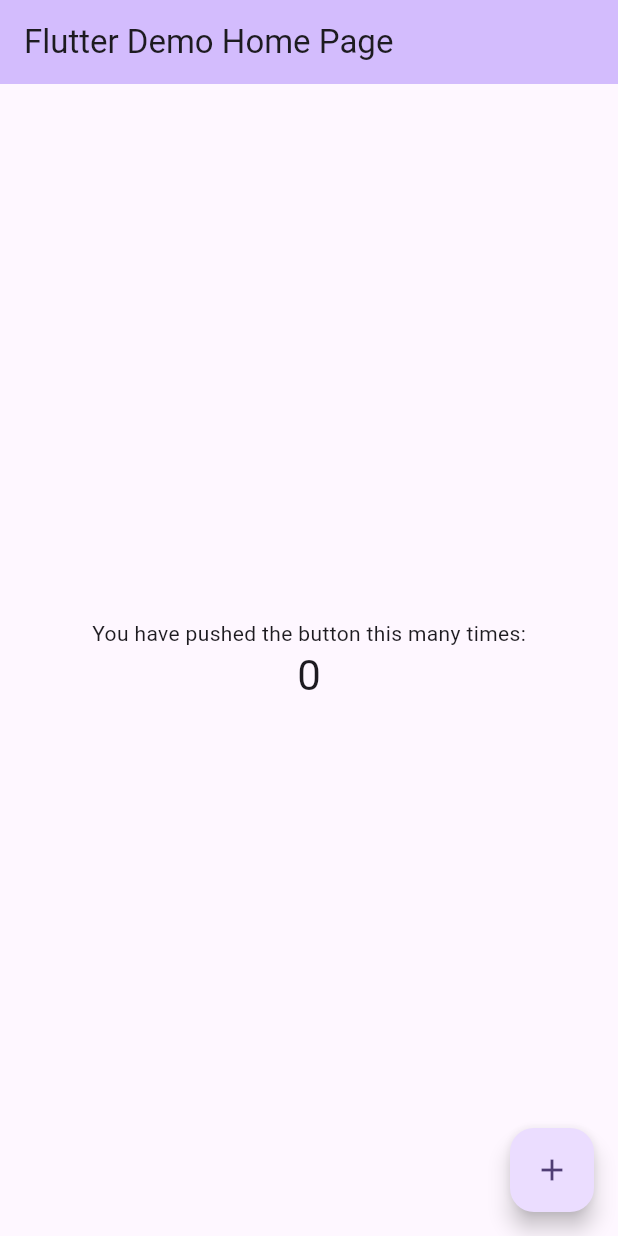
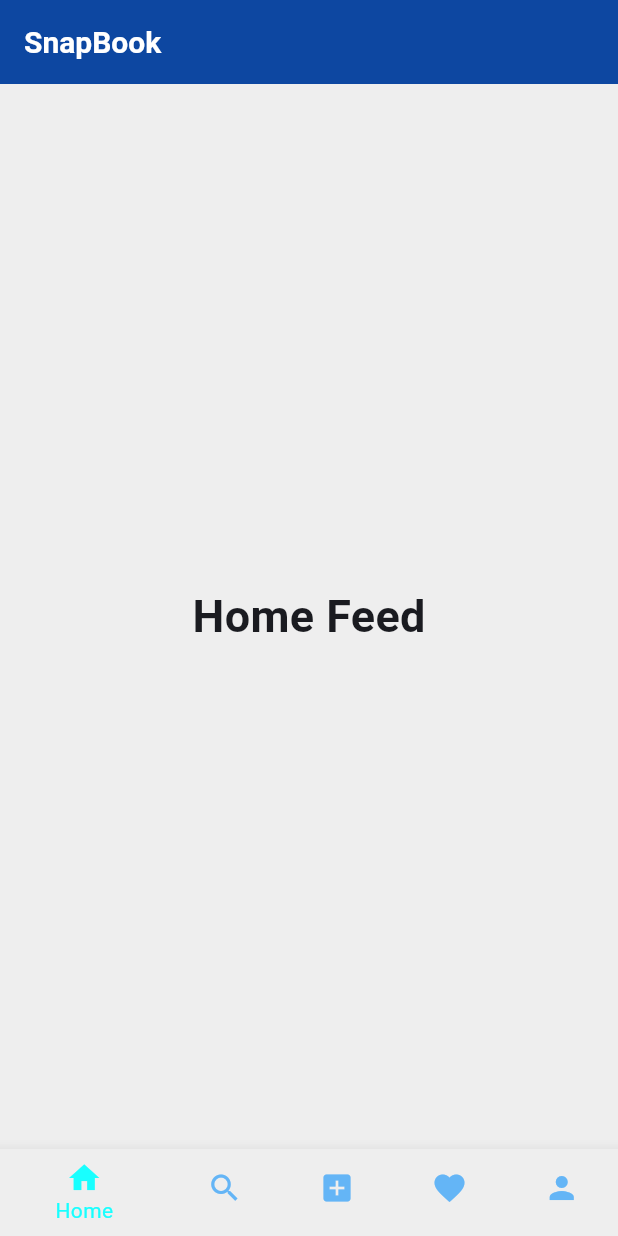
Before and after one commit to Eric-Mai-25/Snapbook, a Flutter app: the screen it shows after launch, on a phone screen of 412 x 824 dp. Run offline on Flutter 3.47's test engine with Material 3 defaults, Android fonts, the phone set to English and light mode, and no system bars.

Commit message:
nav bar buttons added

```diff
--- a/snap_book/lib/main.dart
+++ b/snap_book/lib/main.dart
@@ -7,46 +7,40 @@
 class MyApp extends StatelessWidget {
   const MyApp({super.key});
 
-  // This widget is the root of your application.
   @override
   Widget build(BuildContext context) {
     return MaterialApp(
-      title: 'Flutter Demo',
+      title: 'Snapbook',
       theme: ThemeData(
-        // This is the theme of your application.
-        //
-        // TRY THIS: Try running your application with "flutter run". You'll see
-        // the application has a purple toolbar. Then, without quitting the app,
-        // try changing the seedColor in the colorScheme below to Colors.green
-        // and then invoke "hot reload" (save your changes or press the "hot
-        // reload" button in a Flutter-supported IDE, or press "r" if you used
-        // the command line to start the app).
-        //
-        // Notice that the counter didn't reset back to zero; the application
-        // state is not lost during the reload. To reset the state, use hot
-        // restart instead.
-        //
-        // This works for code too, not just values: Most code changes can be
-        // tested with just a hot reload.
-        colorScheme: ColorScheme.fromSeed(seedColor: Colors.deepPurple),
-        useMaterial3: true,
+        colorScheme: ColorScheme.fromSeed(
+          seedColor: Colors.blue[900]!,
+          primary: Colors.blue[900]!,
+          secondary: Colors.cyanAccent,
+          surface: Colors.grey[200]!,
+        ),
+        useMaterial3: true, // Optional, for a modern UI look
+        scaffoldBackgroundColor: Colors.grey[200],
+        bottomNavigationBarTheme: BottomNavigationBarThemeData(
+          selectedItemColor: Colors.cyanAccent,
+          unselectedItemColor: Colors.blue[300],
+          backgroundColor: Colors.blue[900],
+        ),
+        appBarTheme: AppBarTheme(
+          backgroundColor: Colors.blue[900],
+          titleTextStyle: const TextStyle(
+            color: Colors.white,
+            fontSize: 20,
+            fontWeight: FontWeight.bold,
+          ),
+        ),
       ),
-      home: const MyHomePage(title: 'Flutter Demo Home Page'),
+      home: const MyHomePage(title: 'SnapBook'),
     );
   }
 }
 
 class MyHomePage extends StatefulWidget {
   const MyHomePage({super.key, required this.title});
-
-  // This widget is the home page of your application. It is stateful, meaning
-  // that it has a State object (defined below) that contains fields that affect
-  // how it looks.
-
-  // This class is the configuration for the state. It holds the values (in this
-  // case the title) provided by the parent (in this case the App widget) and
-  // used by the build method of the State. Fields in a Widget subclass are
-  // always marked "final".
 
   final String title;
 
@@ -55,71 +49,57 @@
 }
 
 class _MyHomePageState extends State<MyHomePage> {
-  int _counter = 0;
+  int _selectedIndex = 0;
 
-  void _incrementCounter() {
+  static const List<Widget> _widgetOptions = <Widget>[
+    Text('Home Feed', style: TextStyle(fontSize: 30, fontWeight: FontWeight.bold)),
+    Text('Search Feed', style: TextStyle(fontSize: 30, fontWeight: FontWeight.bold)),
+    Text('Add Content', style: TextStyle(fontSize: 30, fontWeight: FontWeight.bold)),
+    Text('Follow Feed', style: TextStyle(fontSize: 30, fontWeight: FontWeight.bold)),
+    Text('My Profile', style: TextStyle(fontSize: 30, fontWeight: FontWeight.bold)),
+  ];
+
+  void _onItemTapped(int index) {
     setState(() {
-      // This call to setState tells the Flutter framework that something has
-      // changed in this State, which causes it to rerun the build method below
-      // so that the display can reflect the updated values. If we changed
-      // _counter without calling setState(), then the build method would not be
-      // called again, and so nothing would appear to happen.
-      _counter++;
+      _selectedIndex = index;
     });
   }
 
   @override
   Widget build(BuildContext context) {
-    // This method is rerun every time setState is called, for instance as done
-    // by the _incrementCounter method above.
-    //
-    // The Flutter framework has been optimized to make rerunning build methods
-    // fast, so that you can just rebuild anything that needs updating rather
-    // than having to individually change instances of widgets.
     return Scaffold(
       appBar: AppBar(
-        // TRY THIS: Try changing the color here to a specific color (to
-        // Colors.amber, perhaps?) and trigger a hot reload to see the AppBar
-        // change color while the other colors stay the same.
-        backgroundColor: Theme.of(context).colorScheme.inversePrimary,
-        // Here we take the value from the MyHomePage object that was created by
-        // the App.build method, and use it to set our appbar title.
         title: Text(widget.title),
       ),
       body: Center(
-        // Center is a layout widget. It takes a single child and positions it
-        // in the middle of the parent.
-        child: Column(
-          // Column is also a layout widget. It takes a list of children and
-          // arranges them vertically. By default, it sizes itself to fit its
-          // children horizontally, and tries to be as tall as its parent.
-          //
-          // Column has various properties to control how it sizes itself and
-          // how it positions its children. Here we use mainAxisAlignment to
-          // center the children vertically; the main axis here is the vertical
-          // axis because Columns are vertical (the cross axis would be
-          // horizontal).
-          //
-          // TRY THIS: Invoke "debug painting" (choose the "Toggle Debug Paint"
-          // action in the IDE, or press "p" in the console), to see the
-          // wireframe for each widget.
-          mainAxisAlignment: MainAxisAlignment.center,
-          children: <Widget>[
-            const Text(
-              'You have pushed the button this many times:',
-            ),
-            Text(
-              '$_counter',
-              style: Theme.of(context).textTheme.headlineMedium,
-            ),
-          ],
-        ),
+        child: _widgetOptions.elementAt(_selectedIndex),
       ),
-      floatingActionButton: FloatingActionButton(
-        onPressed: _incrementCounter,
-        tooltip: 'Increment',
-        child: const Icon(Icons.add),
-      ), // This trailing comma makes auto-formatting nicer for build methods.
+      bottomNavigationBar: BottomNavigationBar(
+        items: const <BottomNavigationBarItem>[
+          BottomNavigationBarItem(
+            icon: Icon(Icons.home),
+            label: 'Home',
+          ),
+          BottomNavigationBarItem(
+            icon: Icon(Icons.search),
+            label: 'Search',
+          ),
+          BottomNavigationBarItem(
+            icon: Icon(Icons.add_box),
+            label: 'Add',
+          ),
+          BottomNavigationBarItem(
+            icon: Icon(Icons.favorite),
+            label: 'Follow',
+          ),
+          BottomNavigationBarItem(
+            icon: Icon(Icons.person),
+            label: 'Profile',
+          ),
+        ],
+        currentIndex: _selectedIndex,
+        onTap: _onItemTapped,
+      ),
     );
   }
 }
```
Also changed, not shown: 1 other file.
